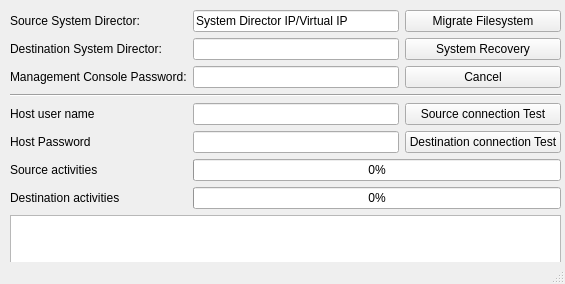
Above: Qt/ui/FSMigrationMain.ui from tishyk/codespacedirstructure before the change. Below: the same form after it.
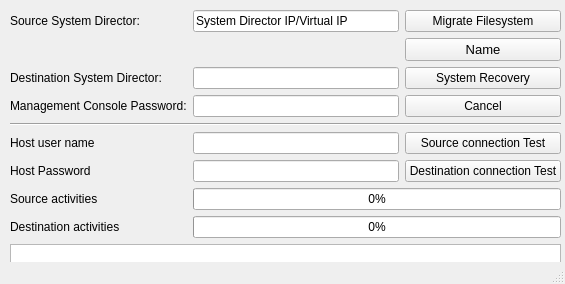
That is the form after the change.

```diff
--- a/Qt/ui/FSMigrationMain.ui
+++ b/Qt/ui/FSMigrationMain.ui
@@ -178,6 +178,18 @@
        </property>
       </widget>
      </item>
+     <item row="1" column="2">
+      <widget class="QPushButton" name="btn_name">
+       <property name="font">
+        <font>
+         <pointsize>10</pointsize>
+        </font>
+       </property>
+       <property name="text">
+        <string>Name</string>
+       </property>
+      </widget>
+     </item>
     </layout>
    </widget>
   </widget>
```
